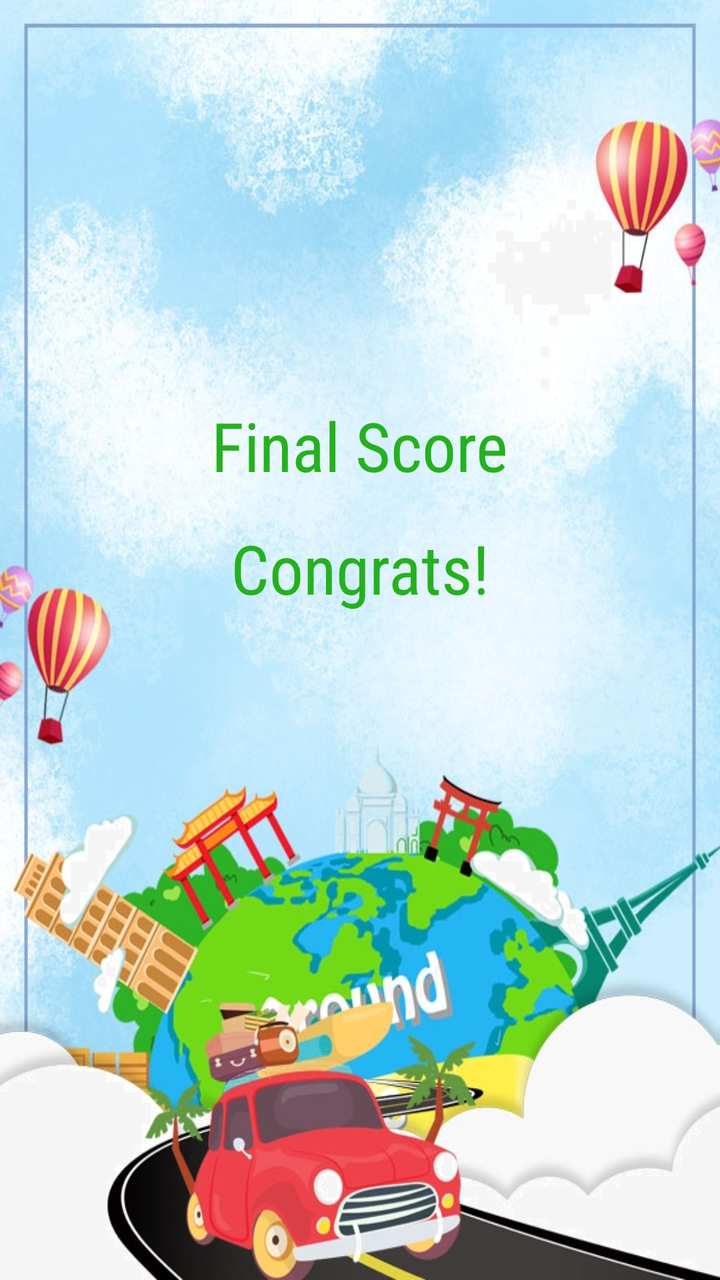
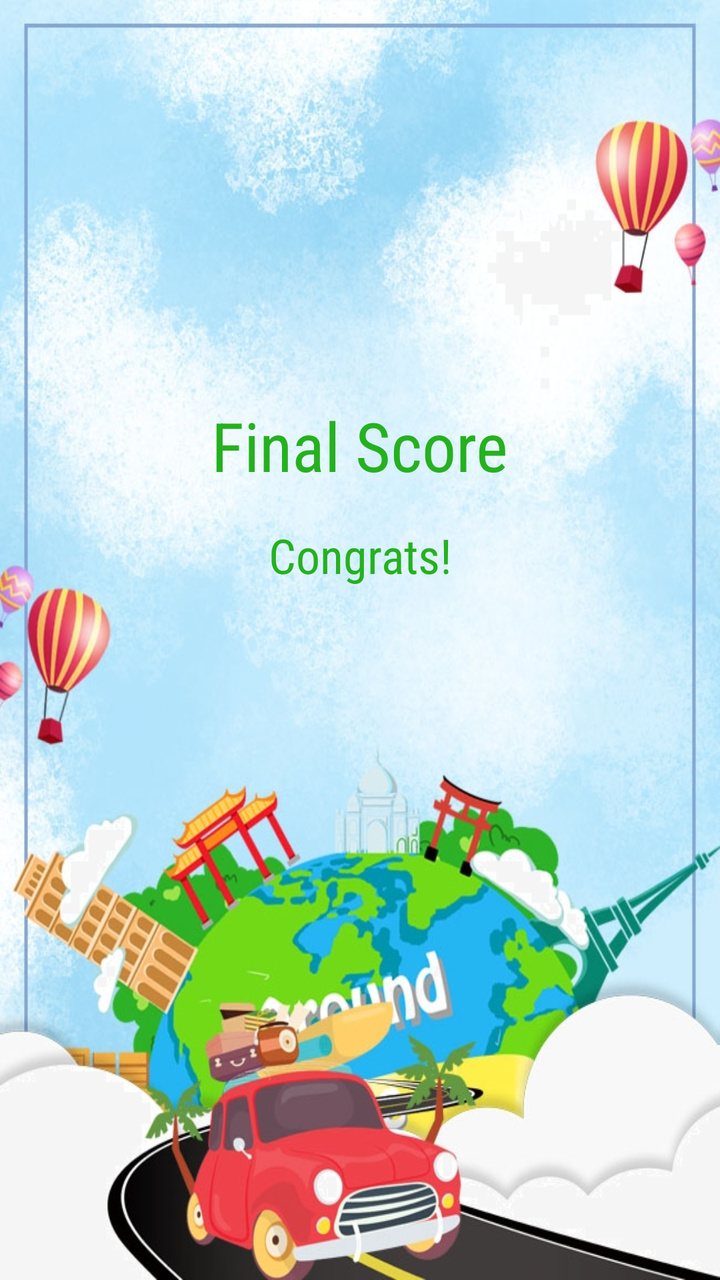

Before-and-after screenshots of an Android layout around one commit, followed by the original layout XML and the change that was made.
<!-- AndroidManifest.xml: application theme Theme.MathsGamingQuiz -->
<!-- res/layout/activity_final.xml -->
<?xml version="1.0" encoding="utf-8"?>
<androidx.constraintlayout.widget.ConstraintLayout xmlns:android="http://schemas.android.com/apk/res/android"
    xmlns:app="http://schemas.android.com/apk/res-auto"
    xmlns:tools="http://schemas.android.com/tools"
    android:id="@+id/main"
    android:layout_width="match_parent"
    android:layout_height="match_parent"
    tools:context=".Final">

    
    <ImageView
        android:id="@+id/imageView4"
        android:layout_width="0dp"
        android:layout_height="0dp"
        android:scaleType="fitXY"
        app:srcCompat="@drawable/bg4"
        app:layout_constraintTop_toTopOf="parent"
        app:layout_constraintBottom_toBottomOf="parent"
        app:layout_constraintStart_toStartOf="parent"
        app:layout_constraintEnd_toEndOf="parent" />

    
    <TextView
        android:id="@+id/txtFinalScore"
        android:layout_width="wrap_content"
        android:layout_height="wrap_content"
        android:fontFamily="sans-serif-condensed"
        android:text="Final Score"
        android:textColor="#25B11F"
        android:textSize="34sp"
        app:layout_constraintTop_toTopOf="parent"
        app:layout_constraintStart_toStartOf="parent"
        app:layout_constraintEnd_toEndOf="parent"
        android:layout_marginTop="200dp" />

    
    <TextView
        android:id="@+id/txtFinal"
        android:layout_width="wrap_content"
        android:layout_height="wrap_content"
        android:fontFamily="sans-serif-condensed"
        android:text="Congrats!"
        android:textColor="#25B11F"
        android:textSize="34sp"
        app:layout_constraintTop_toBottomOf="@id/txtFinalScore"
        app:layout_constraintStart_toStartOf="parent"
        app:layout_constraintEnd_toEndOf="parent"
        android:layout_marginTop="16dp" />

</androidx.constraintlayout.widget.ConstraintLayout>
<!-- resources referenced by this layout -->
<resources>
  <!-- drawable bg4: png bitmap (drawable, 1033684 bytes) -->
  <style name="Theme.MathsGamingQuiz" parent="Base.Theme.MathsGamingQuiz" />
  <style name="Base.Theme.MathsGamingQuiz" parent="Theme.Material3.DayNight.NoActionBar">
          
          
      </style>
</resources>

<!-- the commit's change to res/layout/activity_final.xml (unified diff, before → after) -->
@@ -38,13 +38,14 @@
         android:id="@+id/txtFinal"
         android:layout_width="wrap_content"
         android:layout_height="wrap_content"
+        android:layout_marginTop="16dp"
         android:fontFamily="sans-serif-condensed"
         android:text="Congrats!"
+        android:textAlignment="center"
         android:textColor="#25B11F"
-        android:textSize="34sp"
-        app:layout_constraintTop_toBottomOf="@id/txtFinalScore"
+        android:textSize="24sp"
+        app:layout_constraintEnd_toEndOf="parent"
         app:layout_constraintStart_toStartOf="parent"
-        app:layout_constraintEnd_toEndOf="parent"
-        android:layout_marginTop="16dp" />
+        app:layout_constraintTop_toBottomOf="@id/txtFinalScore" />
 
 </androidx.constraintlayout.widget.ConstraintLayout>
